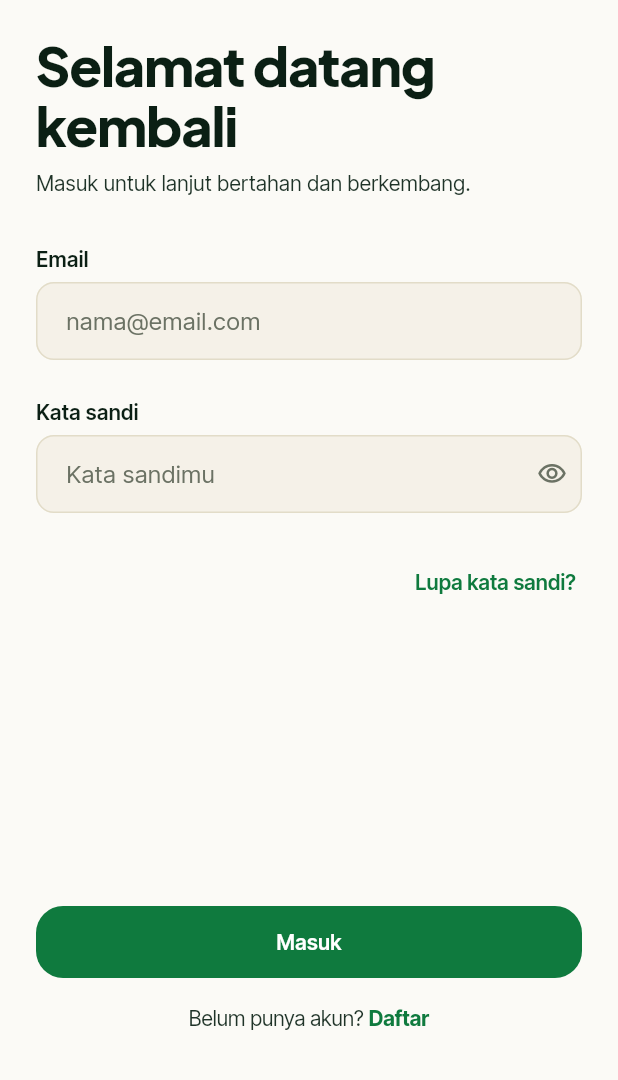
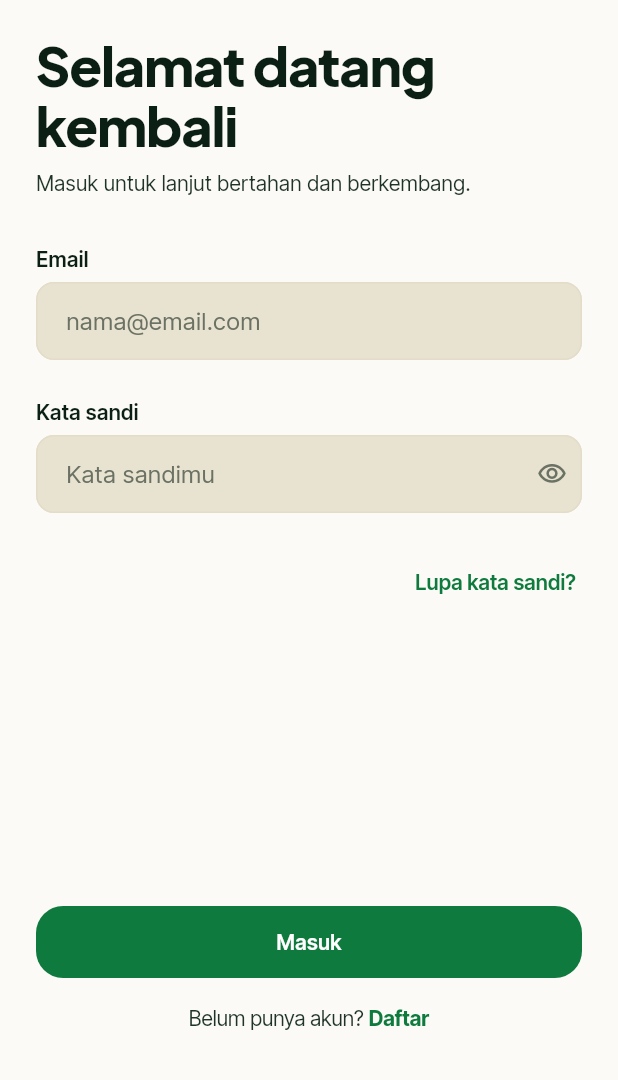
Before and after one commit to devanoahmadd/penyintas_app, a Flutter app: the screen it shows after launch, on a phone screen of 412 x 824 dp, the part 156-1236 px from its top. Run offline on Flutter 3.47's test engine with Material 3 defaults, Android fonts, the phone set to English and light mode, and no system bars; our stand-ins replace bloc_concurrency, cloud_firestore, cloud_functions, connectivity_plus, dartz, dio and 20 more; missing offline and left inert: firebase_app_check, firebase_performance, home_widget; accounts and stored records are empty; generated files the repository leaves out were written again; network calls fail.

Commit message:
refactor(tokens): Opsi B — rework cardLight/surfaceLight contrast, add cardDark
Light mode:
- cardLight #FDFCF8 → #F4F0E7 (ΔL* ~3.5 vs bgLight, perceptibly distinct)
- surfaceLight #F5F1E8 → #E8E2D0 (3-tier hierarchy: bg → card → surface)

Dark mode:
- Add cardDark #1C3526 (elevated card surface between bgDark and surfaceDark)
- app_theme.dart: cardTheme now uses cardDark/cardLight instead of surfaceDark/surfaceLight
- dashboard_page.dart: 4 cardColor vars wired to cardDark in dark mode
- add_transaction_sheet.dart: 5 Colors.white → cardLight, surfaceDark → cardDark

```diff
--- a/lib/core/theme/app_colors.dart
+++ b/lib/core/theme/app_colors.dart
@@ -11,8 +11,8 @@ class AppColors {
 
   // Light Theme
   static const Color bgLight = Color(0xFFFBFAF6);
-  static const Color cardLight = Color(0xFFFDFCF8);
-  static const Color surfaceLight = Color(0xFFF5F1E8);
+  static const Color cardLight = Color(0xFFF4F0E7);
+  static const Color surfaceLight = Color(0xFFE8E2D0);
   static const Color borderLight = Color(0xFFE2DCC8);
   static const Color textLight = Color(0xFF0B1F14);
   static const Color textSoftLight = Color(0xFF1F3328);
@@ -20,6 +20,7 @@ class AppColors {
 
   // Dark Theme
   static const Color bgDark = Color(0xFF0B1F14);
+  static const Color cardDark = Color(0xFF1C3526);
   static const Color surfaceDark = Color(0xFF15301F);
   static const Color borderDark = Color(0xFF1F3328);
   static const Color textDark = Color(0xFFE8EFE9);
--- a/lib/core/theme/app_theme.dart
+++ b/lib/core/theme/app_theme.dart
@@ -51,7 +51,7 @@ class AppTheme {
         ),
       ),
       cardTheme: CardThemeData(
-        color: isDark ? AppColors.surfaceDark : AppColors.surfaceLight,
+        color: isDark ? AppColors.cardDark : AppColors.cardLight,
         elevation: 0,
         shape: RoundedRectangleBorder(
           borderRadius: BorderRadius.circular(AppRadius.lg),
```
Also changed, not shown: lib/features/dashboard/presentation/pages/dashboard_page.dart (+4 -4 lines), lib/features/transaction/presentation/widgets/add_transaction_sheet.dart (+5 -5 lines).
